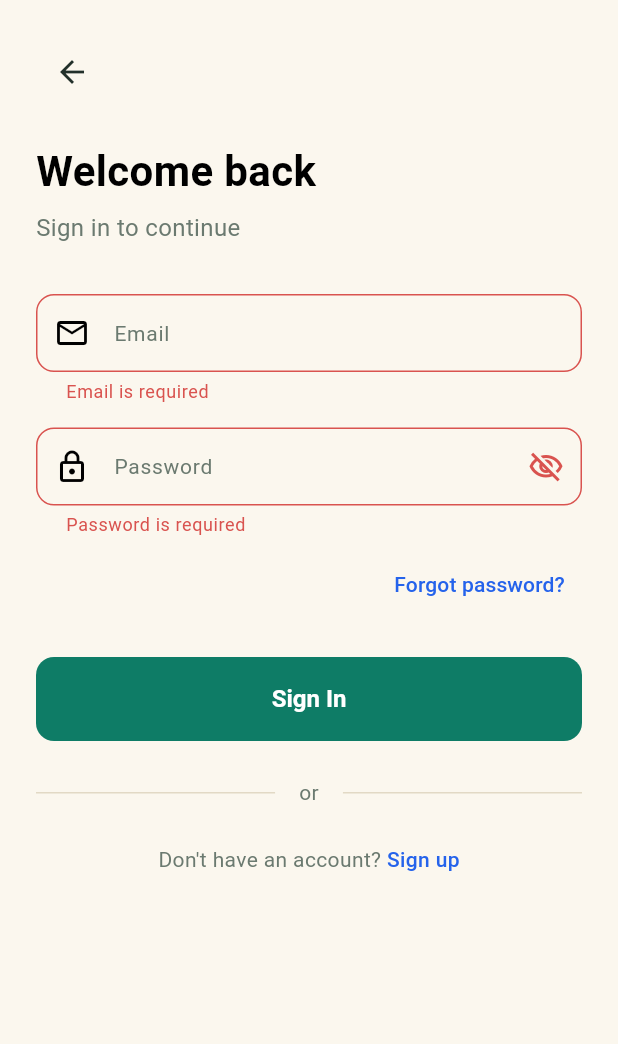
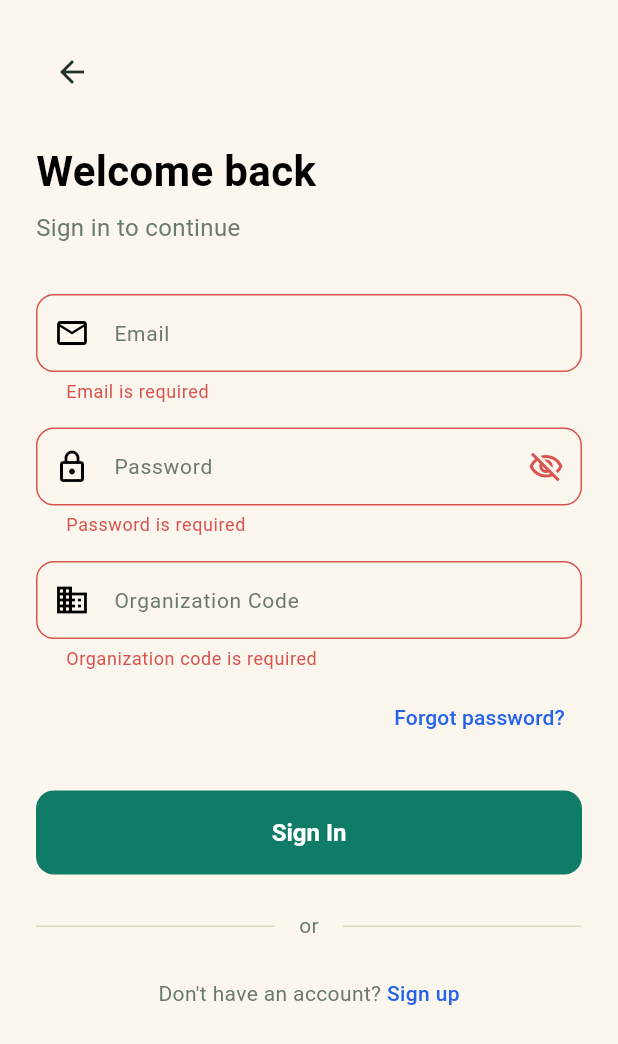
Before and after one commit to Akram071094/dairy-frontend, a Flutter app: the SignupScreen screen opened by its route, after a tap on "Create Account", after a tap on "Sign in", after a tap on "Sign In", on a phone screen of 412 x 824 dp. Shown: the top 1044 px of the screen. Run offline on Flutter 3.47's test engine with Material 3 defaults, Android fonts, the phone set to English and light mode, and no system bars; our stand-ins replace dio, flutter_secure_storage, go_router, shared_preferences; accounts and stored records are empty.

Commit message:
feat: align frontend auth models/screens with Klyra architecture
- LoginRequest: organizationCode required (not optional)
- SignupResponse: removed organization field (signup = user only)
- UserModel: added businessCode, displayName
- OrganizationBrief: added legalName, businessType, timezone, currency
- LoginScreen: added organization code text field
- SignupScreen: navigates to business-setup after signup
- AuthProvider: removed org storage from signup flow

```diff
--- a/lib/features/auth/models/auth_models.dart
+++ b/lib/features/auth/models/auth_models.dart
@@ -2,9 +2,11 @@ import 'package:uuid/uuid.dart';
 
 class UserModel {
   final String id;
+  final String businessCode;
   final String email;
   final String firstName;
   final String lastName;
+  final String displayName;
   final String? phone;
   final String? avatarUrl;
   final String status;
@@ -14,9 +16,11 @@ class UserModel {
 
   UserModel({
     required this.id,
+    required this.businessCode,
     required this.email,
     this.firstName = '',
     this.lastName = '',
+    this.displayName = '',
     this.phone,
     this.avatarUrl,
     this.status = 'active',
@@ -30,9 +34,11 @@ class UserModel {
   factory UserModel.fromJson(Map<String, dynamic> json) {
     return UserModel(
       id: json['id']?.toString() ?? const Uuid().v4(),
+      businessCode: json['business_code'] ?? '',
       email: json['email'] ?? '',
       firstName: json['first_name'] ?? '',
       lastName: json['last_name'] ?? '',
+      displayName: json['display_name'] ?? json['first_name'] ?? '',
       phone: json['phone'],
       avatarUrl: json['avatar_url'],
       status: json['status'] ?? 'active',
@@ -44,9 +50,11 @@ class UserModel {
 
   Map<String, dynamic> toJson() => {
     'id': id,
+    'business_code': businessCode,
     'email': email,
     'first_name': firstName,
     'last_name': lastName,
+    'display_name': displayName,
     'phone': phone,
     'avatar_url': avatarUrl,
     'status': status,
@@ -56,14 +64,14 @@ class UserModel {
 class LoginRequest {
   final String email;
   final String password;
-  final String? organizationCode;
+  final String organizationCode;
 
-  LoginRequest({required this.email, required this.password, this.organizationCode});
+  LoginRequest({required this.email, required this.password, required this.organizationCode});
 
   Map<String, dynamic> toJson() => {
     'email': email,
     'password': password,
-    if (organizationCode != null) 'organization_code': organizationCode,
+    'organization_code': organizationCode,
   };
 }
 
@@ -125,7 +133,6 @@ class SignupResponse {
   final String tokenType;
   final int expiresIn;
   final UserModel user;
-  final OrganizationBrief? organization;
 
   SignupResponse({
     required this.accessToken,
@@ -133,7 +140,6 @@ class SignupResponse {
     required this.tokenType,
     required this.expiresIn,
     required this.user,
-    this.organization,
   });
 
   factory SignupResponse.fromJson(Map<String, dynamic> json) {
@@ -143,9 +149,6 @@ class SignupResponse {
       tokenType: json['token_type'] ?? 'bearer',
       expiresIn: json['expires_in'] ?? 3600,
       user: UserModel.fromJson(json['user'] ?? {}),
-      organization: json['organization'] != null
-          ? OrganizationBrief.fromJson(json['organization'])
-          : null,
     );
   }
 }
@@ -154,13 +157,21 @@ class OrganizationBrief {
   final String id;
   final String businessCode;
   final String displayName;
+  final String legalName;
+  final String businessType;
   final String status;
+  final String timezone;
+  final String currency;
 
   OrganizationBrief({
     required this.id,
     required this.businessCode,
     required this.displayName,
+    this.legalName = '',
+    this.businessType = '',
     required this.status,
+    this.timezone = 'UTC',
+    this.currency = 'USD',
   });
 
   factory OrganizationBrief.fromJson(Map<String, dynamic> json) {
@@ -168,7 +179,11 @@ class OrganizationBrief {
       id: json['id']?.toString() ?? '',
       businessCode: json['business_code'] ?? '',
       displayName: json['display_name'] ?? json['org_name'] ?? '',
+      legalName: json['legal_name'] ?? '',
+      businessType: json['business_type'] ?? '',
       status: json['status'] ?? '',
+      timezone: json['timezone'] ?? 'UTC',
+      currency: json['currency'] ?? 'USD',
     );
   }
 }
--- a/lib/features/auth/screens/login_screen.dart
+++ b/lib/features/auth/screens/login_screen.dart
@@ -21,12 +21,14 @@ class _LoginScreenState extends State<LoginScreen> {
   final _formKey = GlobalKey<FormState>();
   final _emailController = TextEditingController();
   final _passwordController = TextEditingController();
+  final _orgCodeController = TextEditingController();
   bool _obscurePassword = true;
 
   @override
   void dispose() {
     _emailController.dispose();
     _passwordController.dispose();
+    _orgCodeController.dispose();
     super.dispose();
   }
 
@@ -37,6 +39,7 @@ class _LoginScreenState extends State<LoginScreen> {
       LoginRequest(
         email: _emailController.text.trim(),
         password: _passwordController.text,
+        organizationCode: _orgCodeController.text.trim(),
       ),
     );
     if (!mounted) return;
@@ -106,6 +109,23 @@ class _LoginScreenState extends State<LoginScreen> {
                     ),
                   ),
                   validator: Validators.password,
+                  onFieldSubmitted: (_) => _handleLogin(),
+                ),
+                const SizedBox(height: 16),
+                TextFormField(
+                  controller: _orgCodeController,
+                  textInputAction: TextInputAction.done,
+                  decoration: const InputDecoration(
+                    labelText: 'Organization Code',
+                    hintText: 'Enter your organization code',
+                    prefixIcon: Icon(Icons.business_outlined),
+                  ),
+                  validator: (value) {
+                    if (value == null || value.trim().isEmpty) {
+                      return 'Organization code is required';
+                    }
+                    return null;
+                  },
                   onFieldSubmitted: (_) => _handleLogin(),
                 ),
                 const SizedBox(height: 8),
--- a/lib/features/auth/screens/signup_screen.dart
+++ b/lib/features/auth/screens/signup_screen.dart
@@ -50,7 +50,7 @@ class _SignupScreenState extends State<SignupScreen> {
     );
     if (!mounted) return;
     if (authProvider.isAuthenticated) {
-      context.go('/action-center');
+      context.go('/business-setup');
     }
   }
 
```
Also changed, not shown: lib/features/auth/providers/auth_provider.dart (+0 -7 lines).
